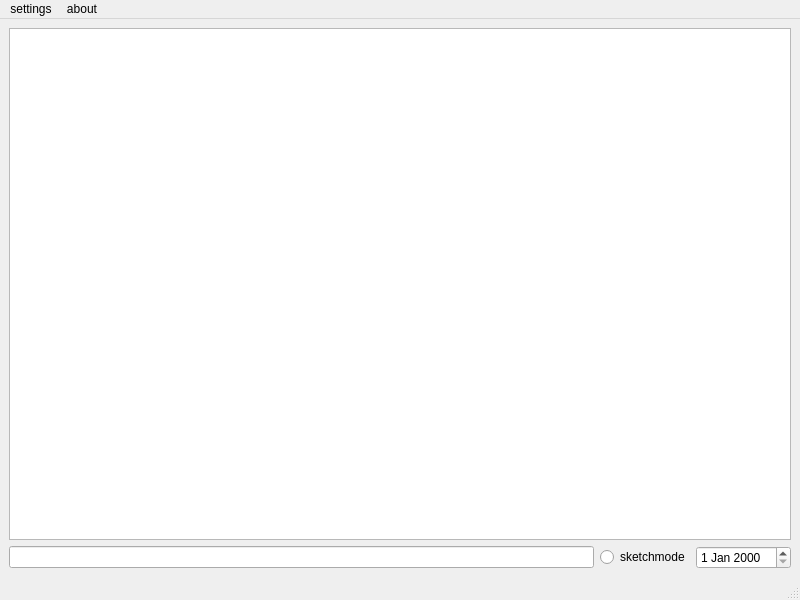
deddu/todoy_legacy, file src/another.ui: the form before one commit.
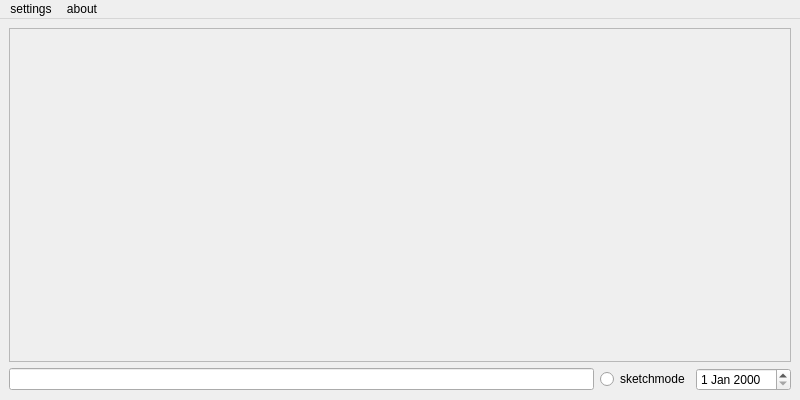
The form after the commit.

Commit message: edited widget dimensions and resized image, removed statusbar from UI

The edit to the form file:
```diff
--- a/src/another.ui
+++ b/src/another.ui
@@ -7,7 +7,7 @@
     <x>0</x>
     <y>0</y>
     <width>800</width>
-    <height>600</height>
+    <height>400</height>
    </rect>
   </property>
   <property name="windowTitle">
@@ -35,6 +35,13 @@
       </item>
      </layout>
     </item>
+    <item row="0" column="0">
+     <widget class="QGraphicsView" name="graphicsView">
+      <property name="enabled">
+       <bool>false</bool>
+      </property>
+     </widget>
+    </item>
    </layout>
   </widget>
   <widget class="QMenuBar" name="menubar">
@@ -59,7 +66,6 @@
    <addaction name="menuSettings"/>
    <addaction name="menuAbout"/>
   </widget>
-  <widget class="QStatusBar" name="statusbar"/>
  </widget>
  <resources/>
  <connections/>
```
Left out of the diff: 3 changed lines with no effect on the pictures. The commit also changes 6 other files.
